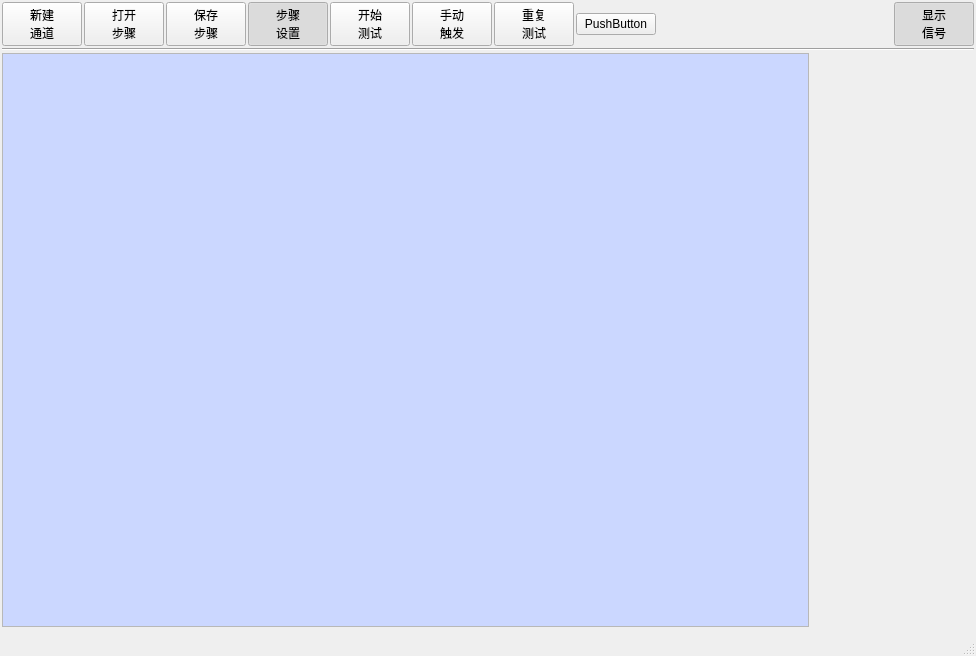
Qt form UiFiles/clsMainTestWindow.ui (caicaiking/WKELightWave) before a commit.
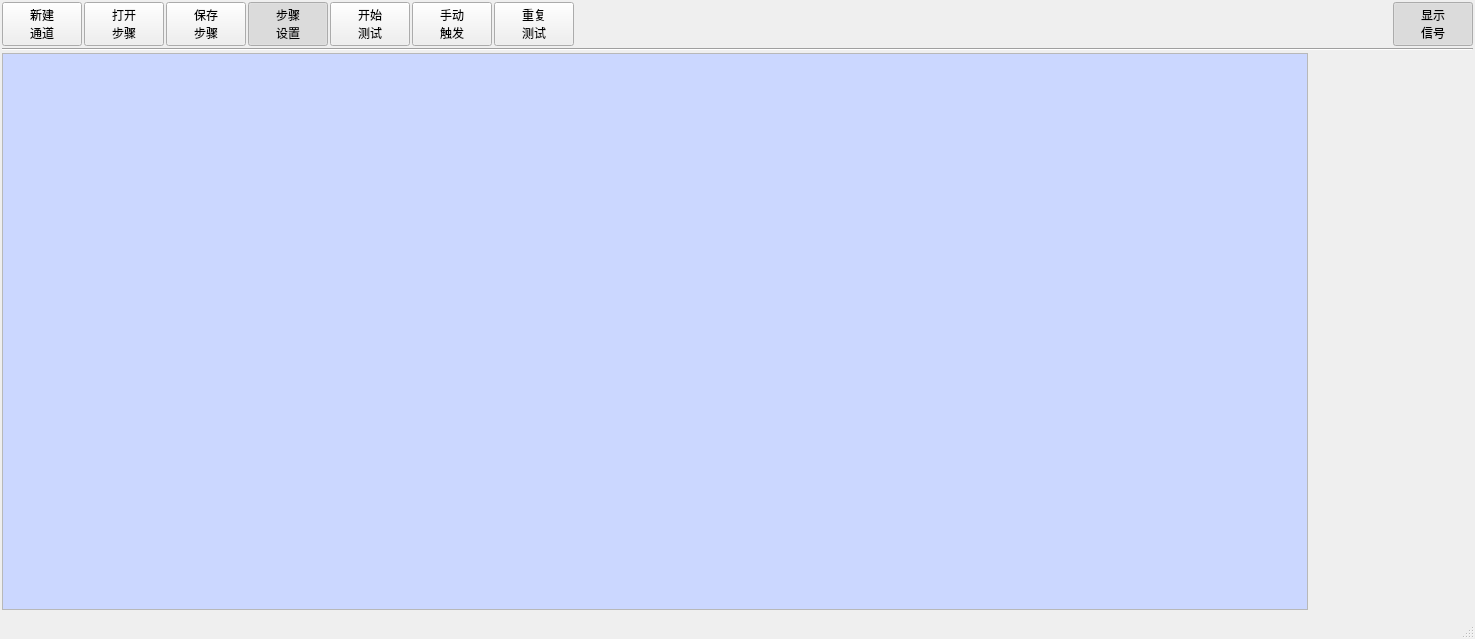
The same form after that commit. Icons and pictures are not drawn.

Commit message: 增加了 多通道控制

Diff of the .ui file:
```diff
--- a/UiFiles/clsMainTestWindow.ui
+++ b/UiFiles/clsMainTestWindow.ui
@@ -6,8 +6,8 @@
    <rect>
     <x>0</x>
     <y>0</y>
-    <width>976</width>
-    <height>656</height>
+    <width>1475</width>
+    <height>639</height>
    </rect>
   </property>
   <property name="windowTitle">
@@ -234,13 +234,6 @@
         </property>
        </widget>
       </item>
-      <item>
-       <widget class="QPushButton" name="pushButton">
-        <property name="text">
-         <string>PushButton</string>
-        </property>
-       </widget>
-      </item>
       <item>
        <spacer name="horizontalSpacer">
         <property name="orientation">
@@ -332,8 +325,8 @@
              <rect>
               <x>0</x>
               <y>0</y>
-              <width>803</width>
-              <height>556</height>
+              <width>1302</width>
+              <height>539</height>
              </rect>
             </property>
             <layout class="QVBoxLayout" name="verticalLayout_3">
```
Left out of the diff: 2 changed lines with no effect on the pictures.
